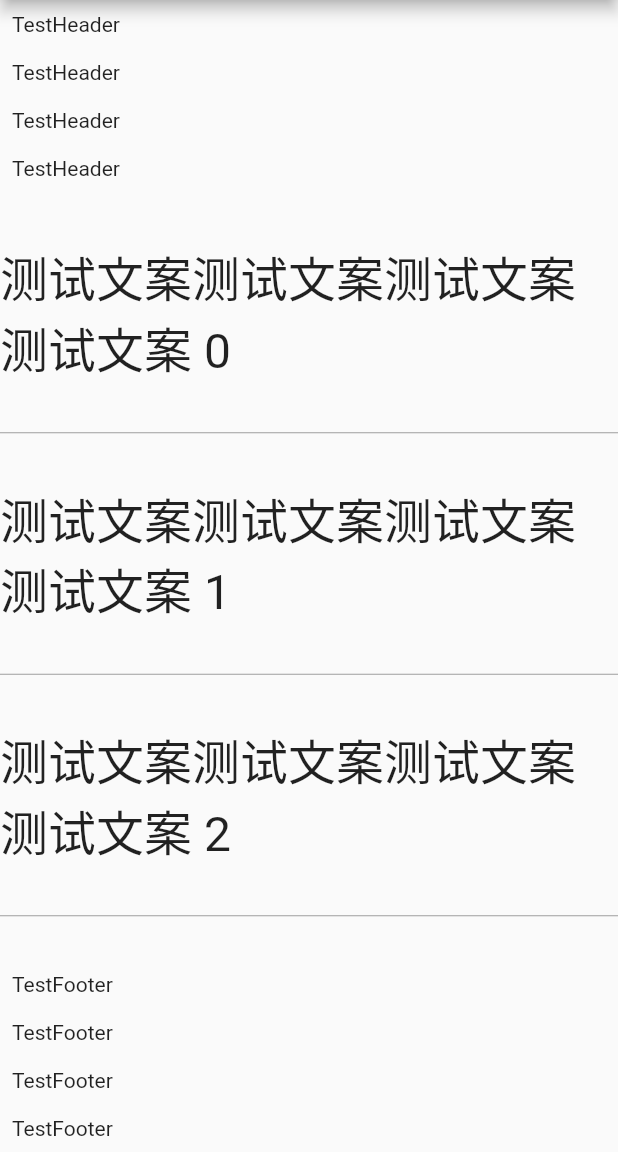
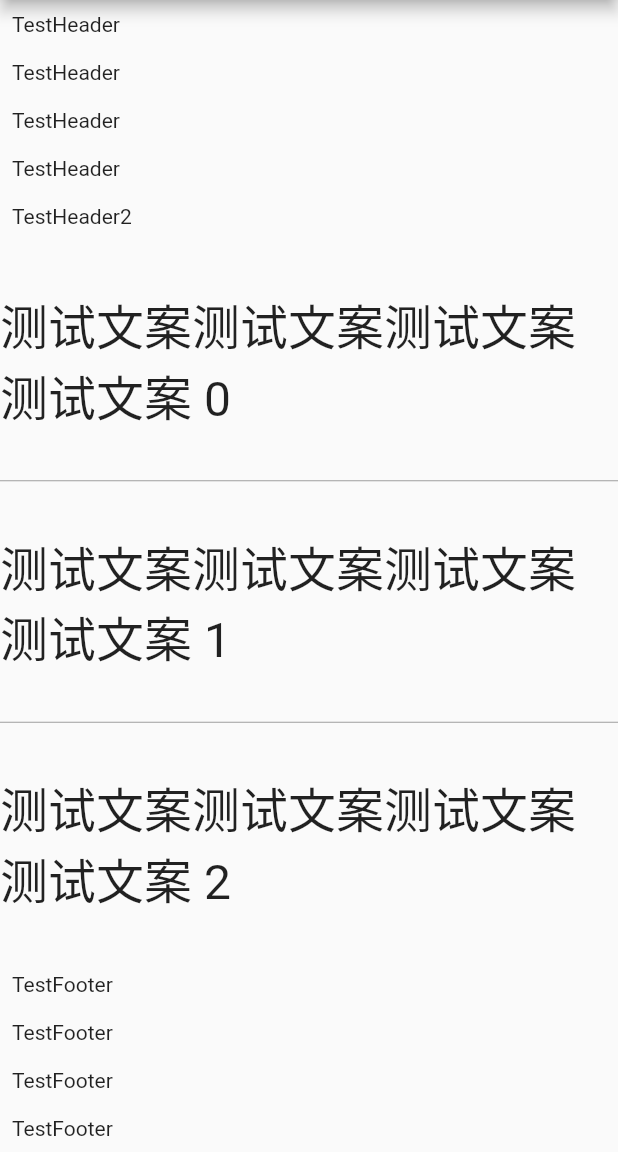
Before and after one commit to AWarmHug/widget_screenshot, a Flutter app: the ExampleListExtraPage screen opened directly, after a tap on "Shot", on a phone screen of 412 x 824 dp, the part 84-1236 px from its top. Run offline on Flutter 3.47's test engine with Material 2 defaults, Android fonts, the phone set to English and light mode, and no system bars; our stand-ins replace plugin_platform_interface.

Commit message:
fix bugs，发布0.0.6

```diff
--- a/example/lib/example_list_extra.dart
+++ b/example/lib/example_list_extra.dart
@@ -16,6 +16,9 @@ class ExampleListExtraPage extends StatefulWidget {
 
 class _ExampleListExtraPageState extends State<ExampleListExtraPage> {
   GlobalKey _shotHeaderKey = GlobalKey();
+
+  GlobalKey _shotHeaderKey2 = GlobalKey();
+
   GlobalKey _shotKey = GlobalKey();
   GlobalKey _shotFooterKey = GlobalKey();
 
@@ -35,6 +38,12 @@ class _ExampleListExtraPageState extends State<ExampleListExtraPage> {
                     _shotHeaderKey.currentContext!.findRenderObject()
                         as WidgetShotRenderRepaintBoundary;
                 var headerImage = await headerBoundary.screenshot(
+                    format: ShotFormat.png, pixelRatio: 1);
+
+                WidgetShotRenderRepaintBoundary headerBoundary2 =
+                _shotHeaderKey2.currentContext!.findRenderObject()
+                as WidgetShotRenderRepaintBoundary;
+                var headerImage2 = await headerBoundary2.screenshot(
                     format: ShotFormat.png, pixelRatio: 1);
 
                 if(context.mounted) {
@@ -58,6 +67,10 @@ class _ExampleListExtraPageState extends State<ExampleListExtraPage> {
                             ImageParam.start(
                                 headerImage,
                                 _shotHeaderKey.currentContext!.size!),
+                          if (headerImage2 != null)
+                            ImageParam.start(
+                              headerImage2,
+                              _shotHeaderKey2.currentContext!.size!),
                           if (footerImage != null)
                             ImageParam.end(
                                 footerImage,
@@ -121,6 +134,22 @@ class _ExampleListExtraPageState extends State<ExampleListExtraPage> {
                   Padding(
                     padding: EdgeInsets.all(8.0),
                     child: Text("TestHeader"),
+                  ),
+                ],
+              ),
+            ),
+          ),
+          WidgetShot(
+            key: _shotHeaderKey2,
+            child: Container(
+              width: double.infinity,
+              child: Column(
+                crossAxisAlignment: CrossAxisAlignment.start,
+                mainAxisAlignment: MainAxisAlignment.start,
+                children: const [
+                  Padding(
+                    padding: EdgeInsets.all(8.0),
+                    child: Text("TestHeader2"),
                   ),
                 ],
               ),
--- a/lib/src/widget_screenshot.dart
+++ b/lib/src/widget_screenshot.dart
@@ -57,7 +57,6 @@ class WidgetShotRenderRepaintBoundary extends RenderRepaintBoundary {
     extraImage
         .where((element) => element.offset == const Offset(-1, -1))
         .toList(growable: false)
-        .reversed
         .forEach((element) {
       imageParams.add(ImageParam(
         image: element.image,
--- a/pubspec.yaml
+++ b/pubspec.yaml
@@ -1,6 +1,6 @@
 name: widget_screenshot
 description: Screenshot for widget,support long screenshot like ListView
-version: 0.0.5
+version: 0.0.6
 homepage: https://github.com/AWarmHug/widget_screenshot
 repository: https://github.com/AWarmHug/widget_screenshot
 
```
Also changed, not shown: 1 other file.
